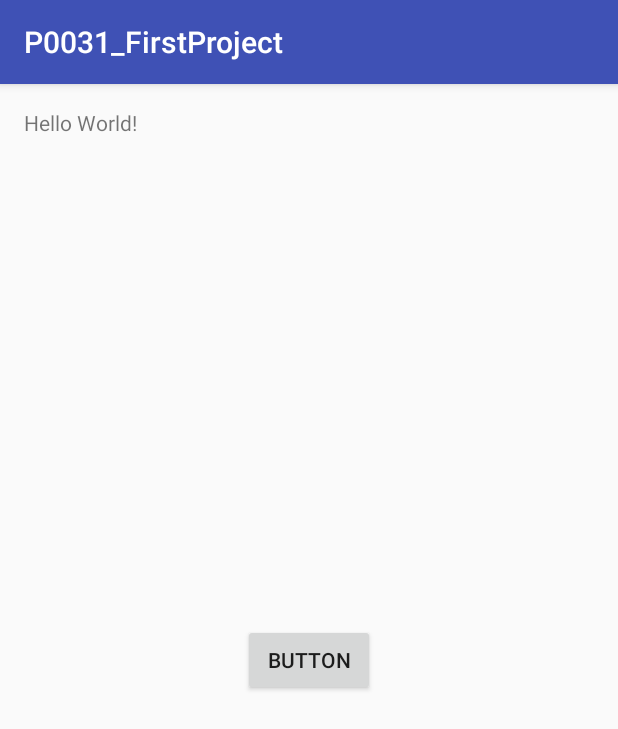
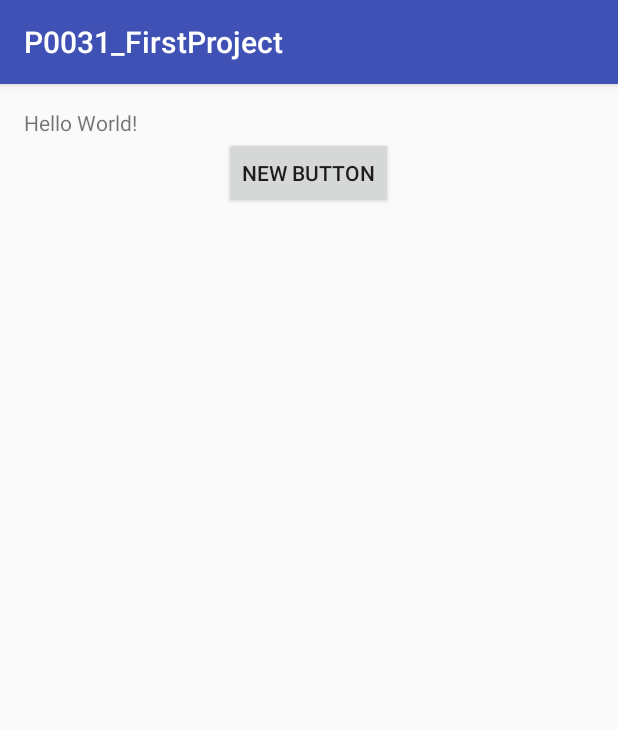
Before and after one commit to bit1394/startandroid, an Android app: the screen it shows after launch (Main), on a phone screen of 412 x 824 dp. Shown: the top 729 px of the screen. Run offline under Robolectric (Android 15) with nearby library versions, the phone set to English and light mode, and no system bars.

Commit message:
new button

```diff
--- a/P0031_FirstProject/app/src/main/res/layout/main.xml
+++ b/P0031_FirstProject/app/src/main/res/layout/main.xml
@@ -16,10 +16,11 @@
         android:id="@+id/textView" />
 
     <Button
+        style="?android:attr/buttonStyleSmall"
         android:layout_width="wrap_content"
         android:layout_height="wrap_content"
-        android:text="BUTTON"
-        android:id="@+id/button"
-        android:layout_centerVertical="true"
+        android:text="New Button"
+        android:id="@+id/button2"
+        android:layout_below="@+id/textView"
         android:layout_centerHorizontal="true" />
 </RelativeLayout>
```
